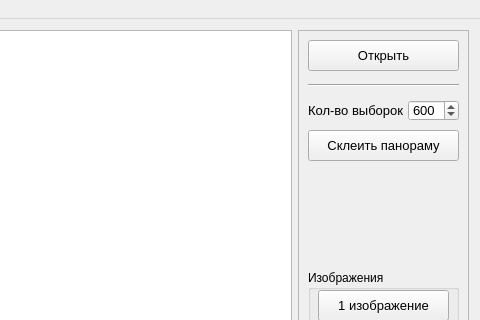
This is gui/MainWindow.ui in faystmax/panoram as Qt 5 draws it before an edit; both pictures show x 544 to 1024 and y 0 to 320 of the 1024 by 535 pixel window. The edited form follows.
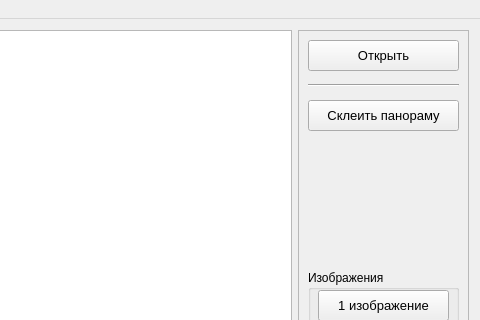
This is the edited form. Icons and pictures are not drawn.

What changed in the file:
```diff
--- a/gui/MainWindow.ui
+++ b/gui/MainWindow.ui
@@ -79,53 +79,11 @@
         <enum>Qt::Horizontal</enum>
        </property>
       </widget>
-      <widget class="QSpinBox" name="selectNumberSpinBox">
-       <property name="geometry">
-        <rect>
-         <x>110</x>
-         <y>70</y>
-         <width>51</width>
-         <height>21</height>
-        </rect>
-       </property>
-       <property name="font">
-        <font>
-         <pointsize>10</pointsize>
-        </font>
-       </property>
-       <property name="minimum">
-        <number>1</number>
-       </property>
-       <property name="maximum">
-        <number>10000</number>
-       </property>
-       <property name="value">
-        <number>600</number>
-       </property>
-      </widget>
-      <widget class="QLabel" name="label_6">
-       <property name="geometry">
-        <rect>
-         <x>10</x>
-         <y>70</y>
-         <width>101</width>
-         <height>21</height>
-        </rect>
-       </property>
-       <property name="font">
-        <font>
-         <pointsize>10</pointsize>
-        </font>
-       </property>
-       <property name="text">
-        <string>Кол-во выборок</string>
-       </property>
-      </widget>
       <widget class="QPushButton" name="gluePanoramButton">
        <property name="geometry">
         <rect>
          <x>10</x>
-         <y>100</y>
+         <y>70</y>
          <width>151</width>
          <height>31</height>
         </rect>
```
Left out of the diff: 1 changed line with no effect on the pictures.
